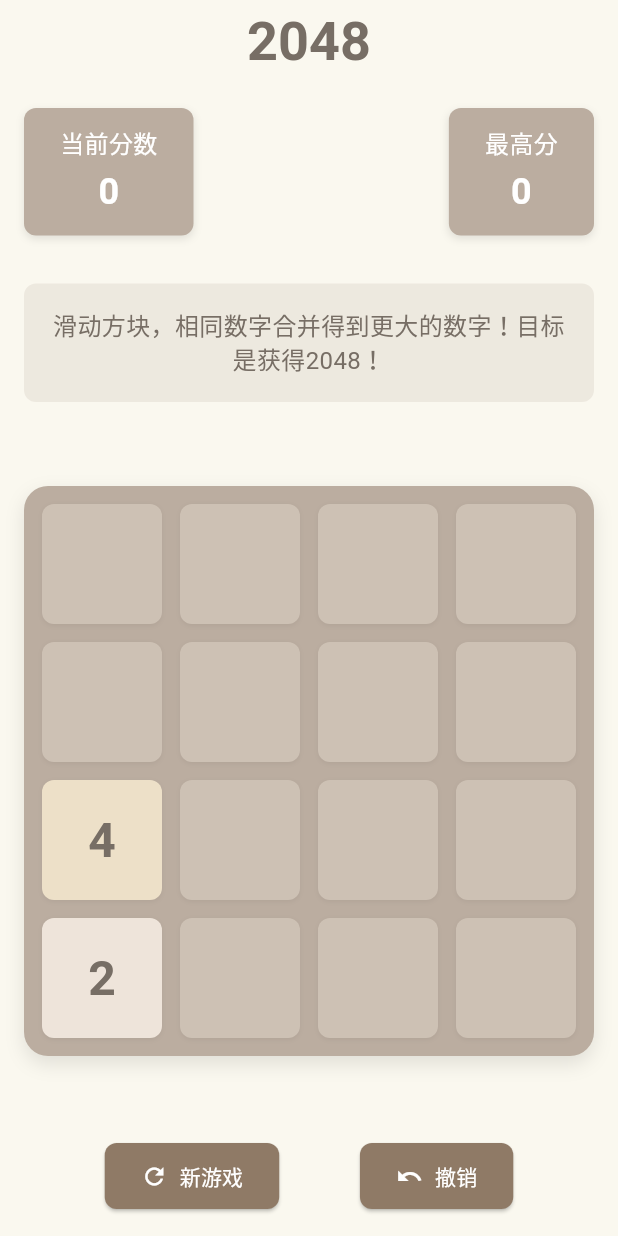
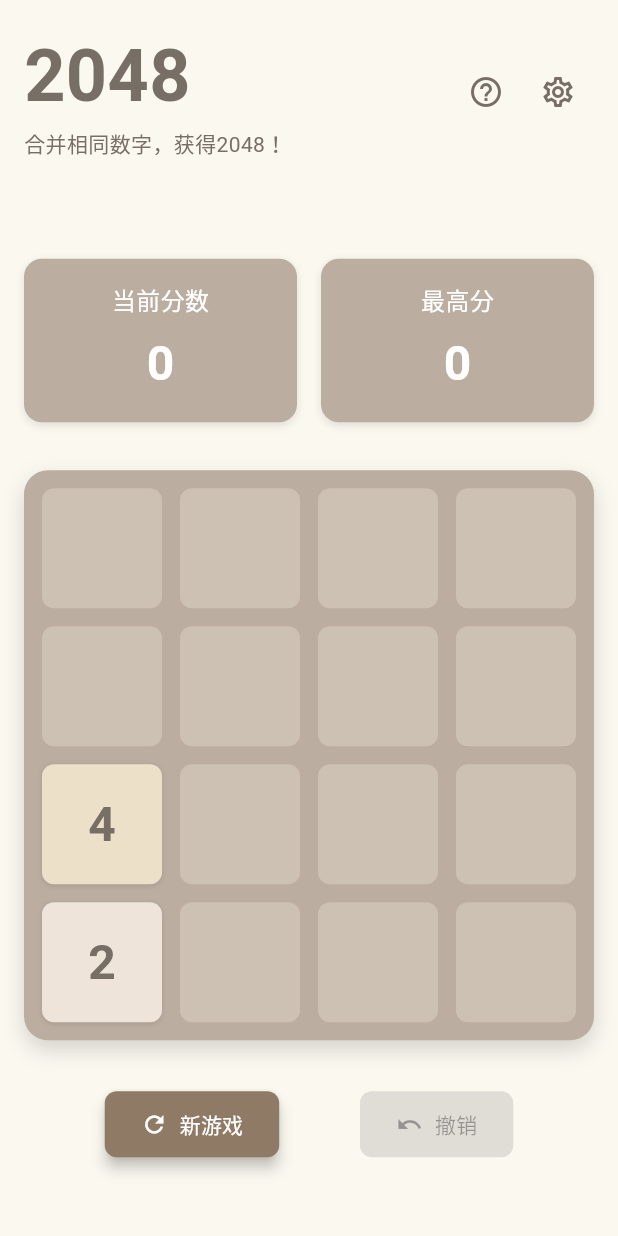
Before and after one commit to android-greenhand/fluttergame-2048, a Flutter app: the screen it shows after launch, on a phone screen of 412 x 824 dp. Run offline on Flutter 3.47's test engine with Material 3 defaults, Android fonts, the phone set to English and light mode, and no system bars.

Commit message:
新增设置界面

```diff
--- a/lib/game_page.dart
+++ b/lib/game_page.dart
@@ -1,5 +1,16 @@
 import 'package:flutter/material.dart';
 import 'dart:math';
+
+/// 方块动画状态类
+class TileAnimation {
+  final double fromX;
+  final double fromY;
+  final double toX;
+  final double toY;
+  final int value;
+
+  TileAnimation(this.fromX, this.fromY, this.toX, this.toY, this.value);
+}
 
 /// 2048游戏页面
 /// 实现了基本的2048游戏逻辑，包括：
@@ -15,7 +26,7 @@ class GamePage extends StatefulWidget {
   GamePageState createState() => GamePageState();
 }
 
-class GamePageState extends State<GamePage> with SingleTickerProviderStateMixin {
+class GamePageState extends State<GamePage> with TickerProviderStateMixin {
   // 游戏网格，4x4的二维数组
   List<List<int>> grid = List.generate(4, (_) => List.filled(4, 0));
   // 当前游戏分数
@@ -24,27 +35,40 @@ class GamePageState extends State<GamePage> with SingleTickerProviderStateMixin
   // 随机数生成器
   final Random random = Random();
 
-  // 新增：动画控制器
-  late AnimationController _controller;
+  // 新增：动画相关变量
+  late AnimationController _slideController;
+  late AnimationController _scaleController;
   late Animation<double> _scaleAnimation;
+  List<TileAnimation> _animations = [];
+  bool _isAnimating = false;
+
+  // 新增：历史记录，用于撤销功能
+  List<List<int>> _previousGrid = [];
+  int _previousScore = 0;
+  bool _canUndo = false;
 
   @override
   void initState() {
     super.initState();
     // 初始化动画控制器
-    _controller = AnimationController(
+    _slideController = AnimationController(
       duration: const Duration(milliseconds: 200),
       vsync: this,
     );
+    _scaleController = AnimationController(
+      duration: const Duration(milliseconds: 150),
+      vsync: this,
+    );
     _scaleAnimation = Tween<double>(begin: 1.0, end: 0.95).animate(
-      CurvedAnimation(parent: _controller, curve: Curves.easeInOut),
+      CurvedAnimation(parent: _scaleController, curve: Curves.easeInOut),
     );
     initGame();
   }
 
   @override
   void dispose() {
-    _controller.dispose();
+    _slideController.dispose();
+    _scaleController.dispose();
     super.dispose();
   }
 
@@ -277,6 +301,7 @@ class GamePageState extends State<GamePage> with SingleTickerProviderStateMixin
                     bestScore = score;
                   }
                   score = 0;
+                  _canUndo = false;
                   initGame();
                 });
               },
@@ -298,55 +323,151 @@ class GamePageState extends State<GamePage> with SingleTickerProviderStateMixin
   @override
   Widget build(BuildContext context) {
     return Scaffold(
-      backgroundColor: const Color(0xFFFAF8EF), // 米色背景
-      appBar: AppBar(
-        elevation: 0,
       backgroundColor: const Color(0xFFFAF8EF),
-        title: const Text(
+      body: SafeArea(
+        child: Column(
+          crossAxisAlignment: CrossAxisAlignment.stretch,
+          children: [
+            _buildHeader(),
+            Expanded(
+              child: Padding(
+                padding: const EdgeInsets.all(16.0),
+                child: Column(
+                  mainAxisAlignment: MainAxisAlignment.center,
+                  children: [
+                    _buildScorePanel(),
+                    const SizedBox(height: 32),
+                    _buildGameBoard(),
+                    const SizedBox(height: 32),
+                    _buildControlPanel(),
+                  ],
+                ),
+              ),
+            ),
+          ],
+        ),
+      ),
+    );
+  }
+
+  // 构建头部
+  Widget _buildHeader() {
+    return Container(
+      padding: const EdgeInsets.all(16),
+      child: Row(
+        mainAxisAlignment: MainAxisAlignment.spaceBetween,
+        children: [
+          Column(
+            crossAxisAlignment: CrossAxisAlignment.start,
+            children: const [
+              Text(
                 '2048',
                 style: TextStyle(
                   color: Color(0xFF776E65),
-            fontSize: 36,
+                  fontSize: 48,
                   fontWeight: FontWeight.bold,
                 ),
               ),
-        centerTitle: true,
+              Text(
+                '合并相同数字，获得2048！',
+                style: TextStyle(
+                  color: Color(0xFF776E65),
+                  fontSize: 14,
                 ),
-      body: SafeArea(
-        child: Padding(
-          padding: const EdgeInsets.all(16.0),
-          child: Column(
-            children: [
-              // 分数面板
-              Row(
-                mainAxisAlignment: MainAxisAlignment.spaceBetween,
-                children: [
-                  _buildScoreBox('当前分数', score),
-                  _buildScoreBox('最高分', bestScore),
+              ),
             ],
           ),
-              const SizedBox(height: 32),
-              // 游戏说明
-              Container(
-                padding: const EdgeInsets.all(16),
-                decoration: BoxDecoration(
-                  color: const Color(0xFFBBADA0).withOpacity(0.2),
-                  borderRadius: BorderRadius.circular(8),
+          Row(
+            children: [
+              IconButton(
+                icon: const Icon(Icons.help_outline, color: Color(0xFF776E65)),
+                onPressed: _showTutorial,
+                tooltip: '游戏说明',
               ),
-                child: const Text(
-                  '滑动方块，相同数字合并得到更大的数字！目标是获得2048！',
-                  style: TextStyle(
-                    color: Color(0xFF776E65),
-                    fontSize: 16,
+              IconButton(
+                icon: const Icon(Icons.settings_outlined, color: Color(0xFF776E65)),
+                onPressed: _showSettings,
+                tooltip: '设置',
               ),
-                  textAlign: TextAlign.center,
+            ],
+          ),
+        ],
+      ),
+    );
+  }
+
+  // 构建分数面板
+  Widget _buildScorePanel() {
+    return Row(
+      children: [
+        Expanded(
+          child: _buildScoreBox(
+            '当前分数',
+            score,
+            hasAnimation: true,
           ),
         ),
-              const SizedBox(height: 32),
-              // 游戏主区域
+        const SizedBox(width: 16),
         Expanded(
-                child: Center(
-                  child: AspectRatio(
+          child: _buildScoreBox('最高分', bestScore),
+        ),
+      ],
+    );
+  }
+
+  // 构建分数盒子
+  Widget _buildScoreBox(String title, int value, {bool hasAnimation = false}) {
+    return Container(
+      padding: const EdgeInsets.symmetric(vertical: 16),
+      decoration: BoxDecoration(
+        color: const Color(0xFFBBADA0),
+        borderRadius: BorderRadius.circular(12),
+        boxShadow: [
+          BoxShadow(
+            color: Colors.black.withOpacity(0.1),
+            blurRadius: 4,
+            offset: const Offset(0, 2),
+          ),
+        ],
+      ),
+      child: Column(
+        mainAxisSize: MainAxisSize.min,
+        children: [
+          Text(
+            title,
+            style: const TextStyle(
+              color: Colors.white,
+              fontSize: 16,
+              fontWeight: FontWeight.w500,
+            ),
+          ),
+          const SizedBox(height: 8),
+          AnimatedSwitcher(
+            duration: const Duration(milliseconds: 200),
+            transitionBuilder: (Widget child, Animation<double> animation) {
+              return ScaleTransition(
+                scale: animation,
+                child: child,
+              );
+            },
+            child: Text(
+              value.toString(),
+              key: ValueKey<int>(value),
+              style: const TextStyle(
+                color: Colors.white,
+                fontSize: 32,
+                fontWeight: FontWeight.bold,
+              ),
+            ),
+          ),
+        ],
+      ),
+    );
+  }
+
+  // 构建游戏面板
+  Widget _buildGameBoard() {
+    return AspectRatio(
       aspectRatio: 1,
       child: Container(
         decoration: BoxDecoration(
@@ -354,22 +475,24 @@ class GamePageState extends State<GamePage> with SingleTickerProviderStateMixin
           borderRadius: BorderRadius.circular(16),
           boxShadow: [
             BoxShadow(
-                            color: Colors.black.withOpacity(0.1),
-                            blurRadius: 10,
-                            offset: const Offset(0, 5),
+              color: Colors.black.withOpacity(0.15),
+              blurRadius: 12,
+              offset: const Offset(0, 6),
             ),
           ],
         ),
         padding: const EdgeInsets.all(12),
         child: GestureDetector(
           behavior: HitTestBehavior.opaque,
-                        onVerticalDragUpdate: (details) {},
-                        onHorizontalDragUpdate: (details) {},
           onVerticalDragEnd: (details) {
+            if (!_isAnimating) {
               _handleDrag(details.primaryVelocity!, true);
+            }
           },
           onHorizontalDragEnd: (details) {
+            if (!_isAnimating) {
               _handleDrag(details.primaryVelocity!, false);
+            }
           },
           child: GridView.builder(
             physics: const NeverScrollableScrollPhysics(),
@@ -383,105 +506,49 @@ class GamePageState extends State<GamePage> with SingleTickerProviderStateMixin
           ),
         ),
       ),
-                  ),
-                ),
-              ),
-              const SizedBox(height: 32),
-              // 控制按钮
-              Row(
-                mainAxisAlignment: MainAxisAlignment.spaceEvenly,
-                children: [
-                  _buildControlButton('新游戏', Icons.refresh, () {
-                    setState(() {
-                      score = 0;
-                      initGame();
-                    });
-                  }),
-                  _buildControlButton('撤销', Icons.undo, () {
-                    // TODO: 实现撤销功能
-                  }),
-                ],
-              ),
-            ],
-          ),
-        ),
-      ),
     );
   }
 
-  // 处理拖动手势
-  void _handleDrag(double velocity, bool isVertical) {
-    _controller.forward().then((_) => _controller.reverse());
-
-    setState(() {
-      if (isVertical) {
-        if (velocity < 0) {
-          move(DragDirection.up);
-        } else {
-          move(DragDirection.down);
-        }
-      } else {
-        if (velocity < 0) {
-          move(DragDirection.left);
-        } else {
-          move(DragDirection.right);
-        }
-      }
-    });
-  }
-
-  // 构建分数面板
-  Widget _buildScoreBox(String title, int value) {
-    return Container(
-      padding: const EdgeInsets.symmetric(horizontal: 24, vertical: 12),
-      decoration: BoxDecoration(
-        color: const Color(0xFFBBADA0),
-        borderRadius: BorderRadius.circular(8),
-        boxShadow: [
-          BoxShadow(
-            color: Colors.black.withOpacity(0.1),
-            blurRadius: 4,
-            offset: const Offset(0, 2),
+  // 构建控制面板
+  Widget _buildControlPanel() {
+    return Row(
+      mainAxisAlignment: MainAxisAlignment.spaceEvenly,
+      children: [
+        _buildControlButton(
+          '新游戏',
+          Icons.refresh,
+          _startNewGame,
+          const Color(0xFF8F7A66),
+        ),
+        _buildControlButton(
+          '撤销',
+          Icons.undo,
+          _canUndo ? _undoMove : null,
+          const Color(0xFFBBADA0),
         ),
       ],
-      ),
-      child: Column(
-        children: [
-          Text(
-            title,
-            style: const TextStyle(
-              color: Colors.white,
-              fontSize: 16,
-              fontWeight: FontWeight.w500,
-            ),
-          ),
-          const SizedBox(height: 4),
-          Text(
-            value.toString(),
-            style: const TextStyle(
-              color: Colors.white,
-              fontSize: 24,
-              fontWeight: FontWeight.bold,
-            ),
-          ),
-        ],
-      ),
     );
   }
 
   // 构建控制按钮
-  Widget _buildControlButton(String label, IconData icon, VoidCallback onPressed) {
+  Widget _buildControlButton(
+    String label,
+    IconData icon,
+    VoidCallback? onPressed,
+    Color color,
+  ) {
     return ElevatedButton.icon(
       onPressed: onPressed,
       icon: Icon(icon),
       label: Text(label),
       style: ElevatedButton.styleFrom(
-        backgroundColor: const Color(0xFF8F7A66),
+        backgroundColor: color,
         foregroundColor: Colors.white,
         padding: const EdgeInsets.symmetric(horizontal: 24, vertical: 12),
         shape: RoundedRectangleBorder(
           borderRadius: BorderRadius.circular(8),
         ),
+        elevation: 4,
       ),
     );
   }
@@ -502,8 +569,9 @@ class GamePageState extends State<GamePage> with SingleTickerProviderStateMixin
               color: _getTileBackgroundColor(value),
               borderRadius: BorderRadius.circular(8),
               boxShadow: [
+                if (value > 0)
                   BoxShadow(
-                  color: Colors.black.withOpacity(0.05),
+                    color: Colors.black.withOpacity(0.1),
                     blurRadius: 2,
                     offset: const Offset(0, 1),
                   ),
@@ -512,13 +580,14 @@ class GamePageState extends State<GamePage> with SingleTickerProviderStateMixin
             child: Center(
               child: value == 0
                   ? null
-                  : Text(
-                      value.toString(),
+                  : AnimatedDefaultTextStyle(
+                      duration: const Duration(milliseconds: 200),
                       style: TextStyle(
                         color: value <= 4 ? const Color(0xFF776E65) : Colors.white,
                         fontSize: value < 100 ? 32 : value < 1000 ? 28 : 24,
                         fontWeight: FontWeight.bold,
                       ),
+                      child: Text(value.toString()),
                     ),
             ),
           ),
@@ -558,6 +627,187 @@ class GamePageState extends State<GamePage> with SingleTickerProviderStateMixin
         return const Color(0xFF3C3A32);
     }
   }
+
+  // 显示教程
+  void _showTutorial() {
+    showDialog(
+      context: context,
+      builder: (context) => AlertDialog(
+        backgroundColor: const Color(0xFFFAF8EF),
+        title: const Text('如何玩2048'),
+        content: Column(
+          mainAxisSize: MainAxisSize.min,
+          crossAxisAlignment: CrossAxisAlignment.start,
+          children: const [
+            ListTile(
+              leading: Icon(Icons.swipe),
+              title: Text('滑动手指移动方块'),
+            ),
+            ListTile(
+              leading: Icon(Icons.merge_type),
+              title: Text('相同数字的方块相撞时会合并'),
+            ),
+            ListTile(
+              leading: Icon(Icons.add_circle_outline),
+              title: Text('每次移动后会出现一个新的2或4'),
+            ),
+            ListTile(
+              leading: Icon(Icons.flag),
+              title: Text('尝试获得2048分！'),
+            ),
+          ],
+        ),
+        actions: [
+          TextButton(
+            child: const Text('开始游戏'),
+            onPressed: () => Navigator.pop(context),
+          ),
+        ],
+      ),
+    );
+  }
+
+  // 显示设置
+  void _showSettings() {
+    showModalBottomSheet(
+      context: context,
+      backgroundColor: const Color(0xFFFAF8EF),
+      shape: const RoundedRectangleBorder(
+        borderRadius: BorderRadius.vertical(top: Radius.circular(20)),
+      ),
+      builder: (context) => Padding(
+        padding: const EdgeInsets.symmetric(vertical: 24),
+        child: Column(
+          mainAxisSize: MainAxisSize.min,
+          children: [
+            ListTile(
+              leading: const Icon(Icons.delete_outline),
+              title: const Text('重置最高分'),
+              onTap: () {
+                setState(() => bestScore = 0);
+                Navigator.pop(context);
+              },
+            ),
+            ListTile(
+              leading: const Icon(Icons.info_outline),
+              title: const Text('关于游戏'),
+              onTap: () {
+                Navigator.pop(context);
+                _showAboutDialog();
+              },
+            ),
+          ],
+        ),
+      ),
+    );
+  }
+
+  // 显示关于对话框
+  void _showAboutDialog() {
+    showDialog(
+      context: context,
+      builder: (context) => AboutDialog(
+        applicationName: '2048',
+        applicationVersion: '1.0.0',
+        applicationIcon: Container(
+          width: 50,
+          height: 50,
+          decoration: BoxDecoration(
+            color: const Color(0xFFEDC22E),
+            borderRadius: BorderRadius.circular(8),
+          ),
+          child: const Center(
+            child: Text(
+              '2048',
+              style: TextStyle(
+                color: Colors.white,
+                fontWeight: FontWeight.bold,
+              ),
+            ),
+          ),
+        ),
+        children: const [
+          Text('一个简单而有趣的数字游戏。'),
+          SizedBox(height: 8),
+          Text('滑动方块，相同数字合并，获得2048！'),
+        ],
+      ),
+    );
+  }
+
+  // 开始新游戏
+  void _startNewGame() {
+    if (score > 0) {
+      showDialog(
+        context: context,
+        builder: (context) => AlertDialog(
+          title: const Text('开始新游戏'),
+          content: const Text('确定要放弃当前游戏开始新游戏吗？'),
+          actions: [
+            TextButton(
+              child: const Text('取消'),
+              onPressed: () => Navigator.pop(context),
+            ),
+            TextButton(
+              child: const Text('确定'),
+              onPressed: () {
+                Navigator.pop(context);
+                setState(() {
+                  if (score > bestScore) {
+                    bestScore = score;
+                  }
+                  score = 0;
+                  _canUndo = false;
+                  initGame();
+                });
+              },
+            ),
+          ],
+        ),
+      );
+    } else {
+      setState(() {
+        initGame();
+      });
+    }
+  }
+
+  // 撤销移动
+  void _undoMove() {
+    if (_canUndo) {
+      setState(() {
+        grid = List.generate(4, (i) => List.from(_previousGrid[i]));
+        score = _previousScore;
+        _canUndo = false;
+      });
+    }
+  }
+
+  // 处理拖动
+  void _handleDrag(double velocity, bool isVertical) {
+    _scaleController.forward().then((_) => _scaleController.reverse());
+
+    // 保存当前状态用于撤销
+    _previousGrid = List.generate(4, (i) => List.from(grid[i]));
+    _previousScore = score;
+    _canUndo = true;
+
+    setState(() {
+      if (isVertical) {
+        if (velocity < 0) {
+          move(DragDirection.up);
+        } else {
+          move(DragDirection.down);
+        }
+      } else {
+        if (velocity < 0) {
+          move(DragDirection.left);
+        } else {
+          move(DragDirection.right);
+        }
+      }
+    });
+  }
 }
 
 /// 移动方向枚举
```
Lines whose indentation alone changed are shown as unchanged.
